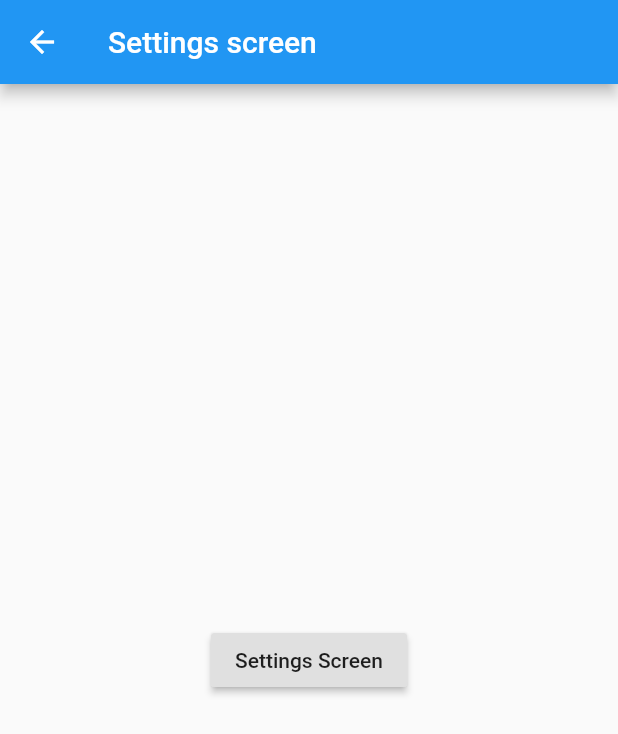
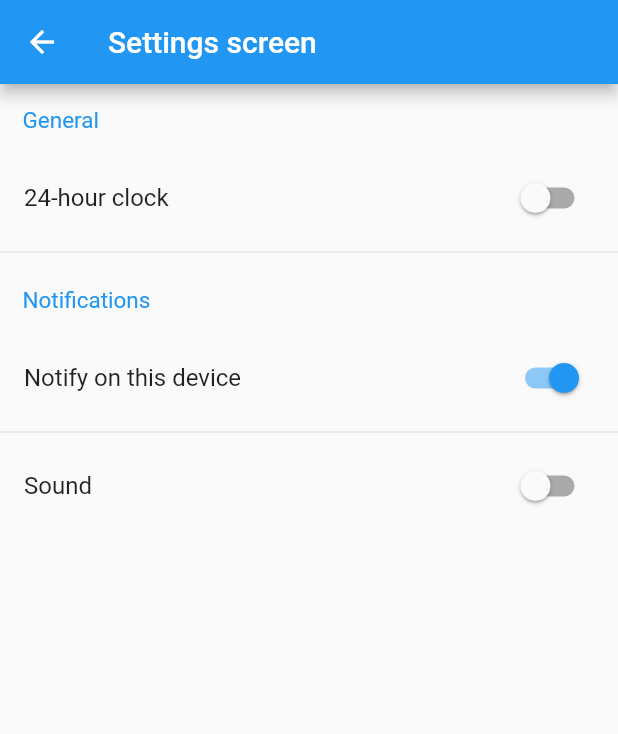
Before and after one commit to effortless-mgmt/ems_app, a Flutter app: the screen it shows after launch, item 5 of the bottom bar chosen, after a tap on the "settings" icon, on a phone screen of 412 x 824 dp. Shown: the top 734 px of the screen. Run offline on Flutter 3.47's test engine with Material 2 defaults, Android fonts, the phone set to English and light mode, and no system bars; network calls fail.

Commit message:
Settings and profile screen done

```diff
--- a/lib/src/screens/profile_screen.dart
+++ b/lib/src/screens/profile_screen.dart
@@ -4,8 +4,7 @@ class ProfileScreen extends StatelessWidget {
   @override
   Widget build(BuildContext context) {
     return Scaffold(
-      body: Card(
-        child: Column(
+        body: Column(
       mainAxisSize: MainAxisSize.min,
       children: <Widget>[
         Container(
@@ -16,16 +15,46 @@ class ProfileScreen extends StatelessWidget {
               'https://thediplomat.com/wp-content/uploads/2017/10/thediplomat-ap_923638204453-386x261.jpg'),
           radius: 80.0,
         ),
-            Divider(
-              height: 50.0,
+        Container(
+          height: 20.0,
         ),
+        Card(
+          child: Column(
+            children: <Widget>[
               const ListTile(
+                //trailing: Text('data'),
                 leading: Icon(Icons.portrait),
                 title: Text('Kim Jong Un'),
+                subtitle: Text('Name'),
               ),
+              Divider(),
+              ListTile(
+                leading: Icon(Icons.map),
+                title: Text('조선민주주의인민공화국'),
+                subtitle: Text('Address'),
+              ),
+              Divider(),
+              ListTile(
+                leading: Icon(Icons.phone),
+                title: Text('+850 2 18111'),
+                subtitle: Text('Phone'),
+              ),
+              Divider(),
+              ListTile(
+                leading: Icon(Icons.email),
+                title: Text('김정은@김.은'),
+                subtitle: Text('Email'),
+              ),
+              Divider(),
+              ListTile(
+                leading: Icon(Icons.local_atm),
+                title: Text('None'),
+                subtitle: Text('Tax Card'),
+              )
             ],
           ),
         ),
-    );
+      ],
+    ));
   }
 }
--- a/lib/src/screens/settings_screen.dart
+++ b/lib/src/screens/settings_screen.dart
@@ -1,19 +1,90 @@
 import 'package:flutter/material.dart';
 
-class SettingsScreen extends StatelessWidget {
+class SettingsScreen extends StatefulWidget {
+  @override
+  State<StatefulWidget> createState() {
+    return SettingsScreenState();
+  }
+}
+
+class SettingsScreenState extends State<SettingsScreen> {
+  bool clockConvention = false;
+  bool notificationSound = false;
+  bool notificationOn = true;
   @override
   Widget build(BuildContext context) {
     return Scaffold(
       appBar: new AppBar(
         title: Text('Settings screen'),
       ),
-      body: Center(
-        child: RaisedButton(
-          onPressed: () {
-            //
-          },
-          child: Text('Settings Screen'),
-        ),
+      body: Column(
+        crossAxisAlignment: CrossAxisAlignment.start,
+        children: <Widget>[
+          Container(
+            padding: EdgeInsets.all(15.0),
+            child: Text(
+              'General',
+              style: TextStyle(color: Colors.blue, fontSize: 15.0),
+            ),
+          ),
+          ListTile(
+            title: Text('24-hour clock'),
+            trailing: Switch(
+              value: clockConvention,
+              onChanged: (value) {
+                print('${value}');
+                setState(() {
+                  if (clockConvention == true) {
+                    clockConvention = false;
+                  } else {
+                    clockConvention = true;
+                  }
+                });
+              },
+            ),
+          ),
+          Divider(),
+          Container(
+            padding: EdgeInsets.all(15.0),
+            child: Text(
+              'Notifications',
+              style: TextStyle(color: Colors.blue, fontSize: 15.0),
+            ),
+          ),
+          ListTile(
+            title: Text('Notify on this device'),
+            trailing: Switch(
+              value: notificationOn,
+              onChanged: (value) {
+                print('${value}');
+                setState(() {
+                  if (notificationOn == true) {
+                    notificationOn = false;
+                  } else {
+                    notificationOn = true;
+                  }
+                });
+              },
+            ),
+          ),
+          Divider(),
+          ListTile(
+            title: Text('Sound'),
+            trailing: Switch(
+              value: notificationSound,
+              onChanged: (value) {
+                print('${value}');
+                setState(() {
+                  if (notificationSound == true) {
+                    notificationSound = false;
+                  } else {
+                    notificationSound = true;
+                  }
+                });
+              },
+            ),
+          )
+        ],
       ),
     );
   }
```
Lines whose indentation alone changed are shown as unchanged.
